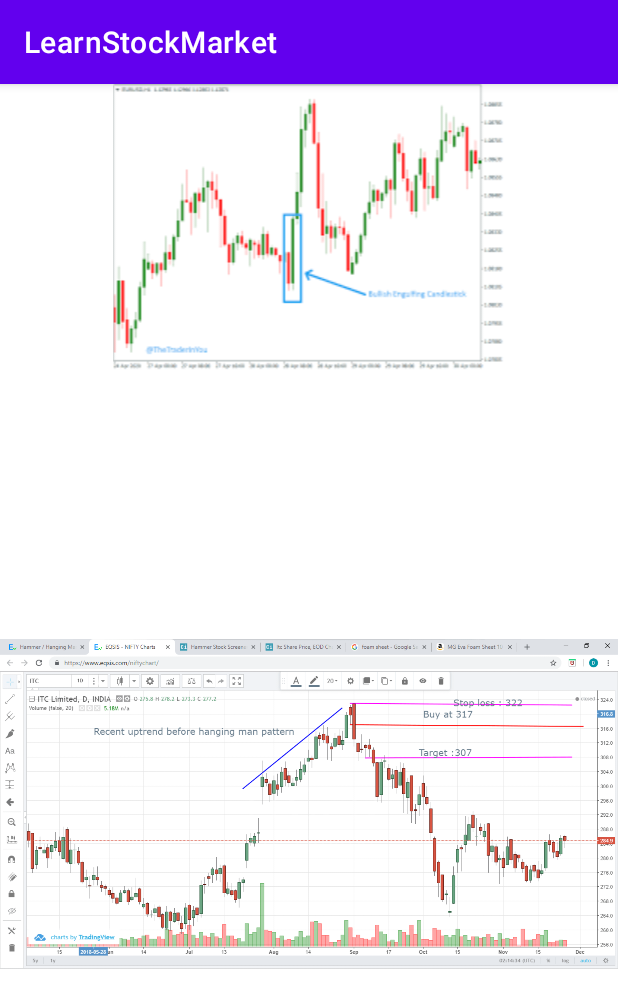
After one commit to shahriar021/android-stock-learn, an Android app: the trdrintraday screen opened directly, with no data from a screen before it, on a phone screen of 412 x 824 dp. The commit adds this screen. Shown: the top 1008 px of the screen. Run offline under Robolectric (Android 15) with nearby library versions, the phone set to English and light mode, and no system bars.

Commit message:
intraday

```diff
--- a/app/src/main/java/com/example/learnstockmarket/dashboard.java
+++ b/app/src/main/java/com/example/learnstockmarket/dashboard.java
@@ -107,7 +107,7 @@ public class dashboard extends AppCompatActivity {
         btnbasic.setOnClickListener(new View.OnClickListener() {
             @Override
             public void onClick(View v) {
-                Intent i =new Intent(dashboard.this,Basic.class);
+                Intent i =new Intent(dashboard.this,basicinfo.class);
                 startActivity(i);
             }
         });
--- a/app/src/main/java/com/example/learnstockmarket/listAdapter.java
+++ b/app/src/main/java/com/example/learnstockmarket/listAdapter.java
@@ -33,6 +33,6 @@ public class listAdapter extends ArrayAdapter<User> {
         tv1.setText(user.name);
         tv2.setText(user.lastmesage);
 
-        return super.getView(position, convertView, parent);
+        return convertView;
     }
 }
--- /dev/null
+++ b/app/src/main/java/com/example/learnstockmarket/trdrintraday.java
@@ -0,0 +1,14 @@
+package com.example.learnstockmarket;
+
+import androidx.appcompat.app.AppCompatActivity;
+
+import android.os.Bundle;
+
+public class trdrintraday extends AppCompatActivity {
+
+    @Override
+    protected void onCreate(Bundle savedInstanceState) {
+        super.onCreate(savedInstanceState);
+        setContentView(R.layout.activity_trdrintraday);
+    }
+}
--- /dev/null
+++ b/app/src/main/res/layout/activity_trdrintraday.xml
@@ -0,0 +1,22 @@
+<?xml version="1.0" encoding="utf-8"?>
+<LinearLayout xmlns:android="http://schemas.android.com/apk/res/android"
+    xmlns:app="http://schemas.android.com/apk/res-auto"
+    xmlns:tools="http://schemas.android.com/tools"
+    android:layout_width="match_parent"
+    android:layout_height="match_parent"
+    tools:context=".trdrintraday"
+    android:orientation="vertical">
+
+    <ImageView
+        android:layout_width="match_parent"
+        android:layout_height="wrap_content"
+        android:src="@drawable/intraday1"
+        android:scaleType="fitCenter"/>
+
+    <ImageView
+        android:layout_width="match_parent"
+        android:layout_height="wrap_content"
+        android:src="@drawable/intraday2"
+        android:scaleType="fitCenter"/>
+
+</LinearLayout>
```
Also changed, not shown: app/src/main/AndroidManifest.xml (+9 -0 lines), app/src/main/java/com/example/learnstockmarket/basicinfo.java (+27 -8 lines), app/src/main/java/com/example/learnstockmarket/basicuser.java (added, +34 -0 lines), app/src/main/java/com/example/learnstockmarket/candle.java (added, +14 -0 lines), app/src/main/java/com/example/learnstockmarket/swing.java (added, +14 -0 lines), app/src/main/java/com/example/learnstockmarket/trader_activity.java (+28 -1 lines), app/src/main/res/layout/activity_basicuser.xml (added, +43 -0 lines), app/src/main/res/layout/activity_candle.xml (added, +24 -0 lines), app/src/main/res/layout/activity_dashboard.xml (+4 -4 lines), app/src/main/res/layout/activity_swing.xml (added, +23 -0 lines), app/src/main/res/layout/activity_trader.xml (+12 -8 lines), app/src/main/res/drawable/candle1.jpg (added), app/src/main/res/drawable/intraday1.png (added), app/src/main/res/drawable/intraday2.png (added), 2 more files.
